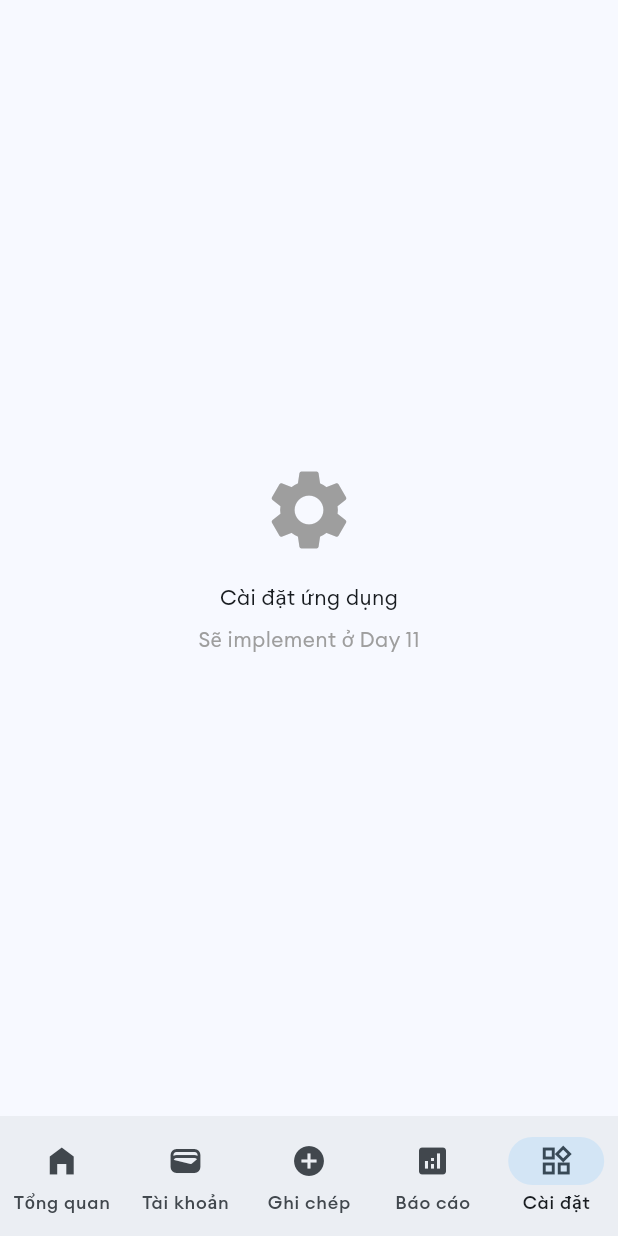
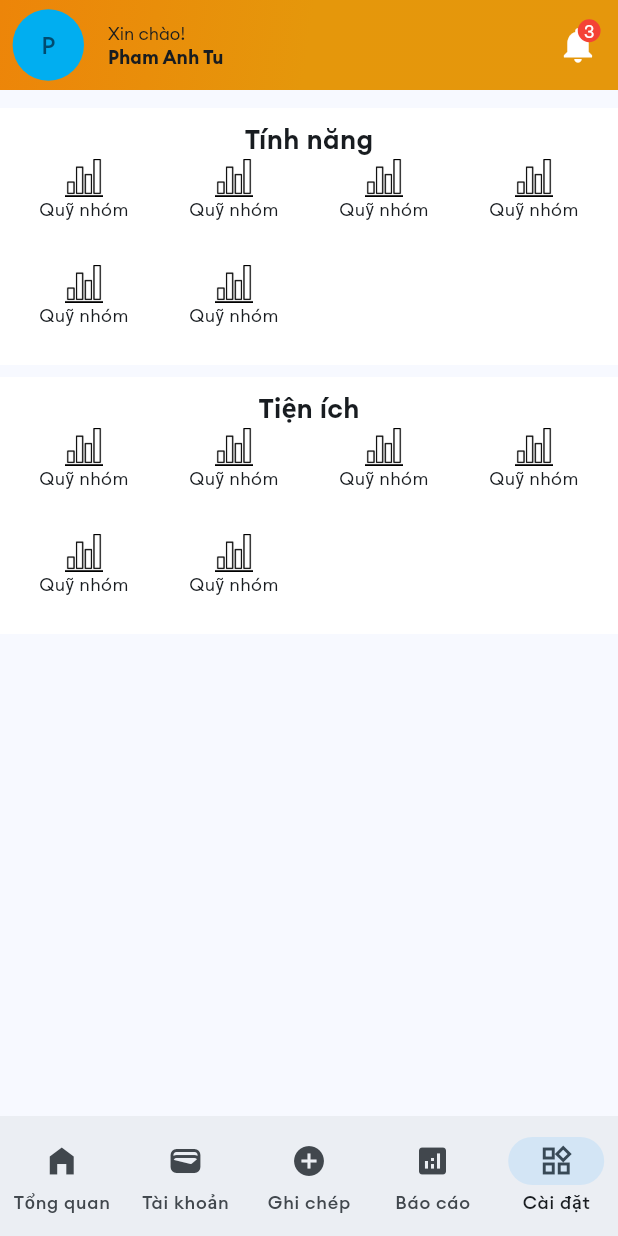
Before and after one commit to anhtuspham/MOSA, a Flutter app: the SettingsShellScreen screen opened by its route, on a phone screen of 412 x 824 dp. Run offline on Flutter 3.47's test engine with Material 3 defaults, Android fonts, the phone set to English and light mode, and no system bars; our stand-ins replace fl_chart, flutter_riverpod, flutter_screenutil, go_router, percent_indicator, sqflite; accounts and stored records are empty.

Commit message:
feat: enhance SettingsShellScreen with app bar and category grid layout

```diff
--- a/lib/screens/setting/setting_screen.dart
+++ b/lib/screens/setting/setting_screen.dart
@@ -1,20 +1,106 @@
 import 'package:flutter/material.dart';
+import 'package:flutter_screenutil/flutter_screenutil.dart';
+import 'package:mosa/utils/app_colors.dart';
+import 'package:mosa/utils/app_icons.dart';
+import 'package:mosa/widgets/category_grid_view.dart';
+import 'package:mosa/widgets/item_widget.dart';
 
 class SettingsShellScreen extends StatelessWidget {
   const SettingsShellScreen({super.key});
 
   @override
   Widget build(BuildContext context) {
-    return Center(
-      child: Column(
-        mainAxisAlignment: MainAxisAlignment.center,
-        children: const [
-          Icon(Icons.settings, size: 64, color: Colors.grey),
-          SizedBox(height: 16),
-          Text('Cài đặt ứng dụng'),
-          SizedBox(height: 8),
-          Text('Sẽ implement ở Day 11', style: TextStyle(color: Colors.grey)),
+    return Scaffold(
+      appBar: AppBar(
+        title: Column(
+          crossAxisAlignment: CrossAxisAlignment.start,
+          children: [
+            Text('Xin chào!', style: TextStyle(fontSize: 12.sp)),
+            Text('Pham Anh Tu', style: TextStyle(fontWeight: FontWeight.bold, fontSize: 13.sp)),
+          ],
+        ),
+        toolbarHeight: 60,
+        leading: Container(
+          margin: EdgeInsets.only(left: 8.w),
+          child: CircleAvatar(radius: 20, backgroundColor: AppColors.thirdBlue, child: Text('P')),
+        ),
+        actionsPadding: EdgeInsets.symmetric(horizontal: 12.w),
+        actions: [
+          Stack(
+            clipBehavior: Clip.none,
+            children: [
+              Icon(Icons.notifications, color: Colors.white, size: 28),
+              Positioned(
+                right: -1,
+                top: -8,
+                child: Container(
+                  padding: const EdgeInsets.all(4),
+                  decoration: BoxDecoration(color: Colors.red, shape: BoxShape.circle),
+                  child: Text('3', textAlign: TextAlign.center, style: TextStyle(color: Colors.white, fontSize: 12)),
+                ),
+              ),
+            ],
+          ),
         ],
+        backgroundColor: Colors.transparent,
+        flexibleSpace: Container(
+          decoration: BoxDecoration(
+            gradient: LinearGradient(
+              colors: [AppColors.goldColor, AppColors.lightGoldColor, AppColors.lighterGoldColor],
+              begin: Alignment.topLeft,
+              end: Alignment.bottomRight,
+            ),
+          ),
+        ),
+      ),
+      body: Container(
+        padding: const EdgeInsets.symmetric(vertical: 12),
+        child: Column(
+          crossAxisAlignment: CrossAxisAlignment.start,
+          children: [
+            Container(
+              padding: const EdgeInsets.symmetric(horizontal: 12, vertical: 8),
+              decoration: BoxDecoration(color: AppColors.surface),
+              child: Column(
+                children: [
+                  Text('Tính năng', style: TextStyle(fontWeight: FontWeight.w600, fontSize: 18)),
+                  CategoryGridView(
+                    categories: [
+                      ItemWidget(iconPath: AppIcons.statisticIcon, title: 'Quỹ nhóm', onTap: () => print('onTap')),
+                      ItemWidget(iconPath: AppIcons.statisticIcon, title: 'Quỹ nhóm', onTap: () => print('onTap')),
+                      ItemWidget(iconPath: AppIcons.statisticIcon, title: 'Quỹ nhóm', onTap: () => print('onTap')),
+                      ItemWidget(iconPath: AppIcons.statisticIcon, title: 'Quỹ nhóm', onTap: () => print('onTap')),
+                      ItemWidget(iconPath: AppIcons.statisticIcon, title: 'Quỹ nhóm', onTap: () => print('onTap')),
+                      ItemWidget(iconPath: AppIcons.statisticIcon, title: 'Quỹ nhóm', onTap: () => print('onTap')),
+                    ],
+                    onTap: (itemWidget) => print(itemWidget.iconPath),
+                  ),
+                ],
+              ),
+            ),
+            const SizedBox(height: 8),
+            Container(
+              padding: const EdgeInsets.symmetric(horizontal: 12, vertical: 8),
+              decoration: BoxDecoration(color: AppColors.surface),
+              child: Column(
+                children: [
+                  Text('Tiện ích', style: TextStyle(fontWeight: FontWeight.w600, fontSize: 18)),
+                  CategoryGridView(
+                    categories: [
+                      ItemWidget(iconPath: AppIcons.statisticIcon, title: 'Quỹ nhóm', onTap: () => print('onTap')),
+                      ItemWidget(iconPath: AppIcons.statisticIcon, title: 'Quỹ nhóm', onTap: () => print('onTap')),
+                      ItemWidget(iconPath: AppIcons.statisticIcon, title: 'Quỹ nhóm', onTap: () => print('onTap')),
+                      ItemWidget(iconPath: AppIcons.statisticIcon, title: 'Quỹ nhóm', onTap: () => print('onTap')),
+                      ItemWidget(iconPath: AppIcons.statisticIcon, title: 'Quỹ nhóm', onTap: () => print('onTap')),
+                      ItemWidget(iconPath: AppIcons.statisticIcon, title: 'Quỹ nhóm', onTap: () => print('onTap')),
+                    ],
+                    onTap: (itemWidget) => print(itemWidget.iconPath),
+                  ),
+                ],
+              ),
+            ),
+          ],
+        ),
       ),
     );
   }
--- a/lib/utils/app_colors.dart
+++ b/lib/utils/app_colors.dart
@@ -10,6 +10,11 @@ class AppColors {
   static const Color primaryBackground = Color.fromARGB(255, 223, 240, 253);
   static const Color surface = Color(0xFFFFFFFF);
   static const Color secondaryBackground = Color.fromARGB(255, 233, 232, 232);
+
+  // Gold app colors
+  static const Color goldColor = Color(0xFFed8509);
+  static const Color lightGoldColor = Color(0xFFe5970b);
+  static const Color lighterGoldColor = Color(0xffe5970c);
 
   static const Color primaryBlue = Color(0xFF0a84fa);
   static const Color secondBlue = Color(0xFF0a83fa);
```
